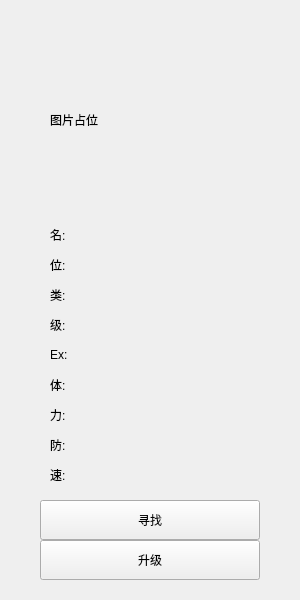
Qt form widget.ui (BuWH/Pokemon) before a commit.
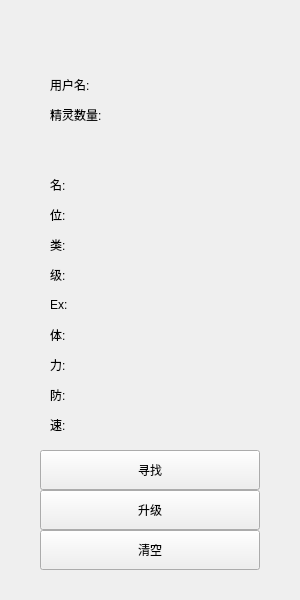
The same form after that commit.

Commit message: add creature id & add user test

```diff
--- a/widget.ui
+++ b/widget.ui
@@ -20,7 +20,7 @@
    <property name="geometry">
     <rect>
      <x>50</x>
-     <y>220</y>
+     <y>170</y>
      <width>200</width>
      <height>30</height>
     </rect>
@@ -39,7 +39,7 @@
    <property name="geometry">
     <rect>
      <x>50</x>
-     <y>280</y>
+     <y>230</y>
      <width>200</width>
      <height>30</height>
     </rect>
@@ -58,7 +58,7 @@
    <property name="geometry">
     <rect>
      <x>40</x>
-     <y>500</y>
+     <y>450</y>
      <width>220</width>
      <height>40</height>
     </rect>
@@ -71,7 +71,7 @@
    <property name="geometry">
     <rect>
      <x>40</x>
-     <y>540</y>
+     <y>490</y>
      <width>220</width>
      <height>40</height>
     </rect>
@@ -84,7 +84,7 @@
    <property name="geometry">
     <rect>
      <x>50</x>
-     <y>310</y>
+     <y>260</y>
      <width>200</width>
      <height>30</height>
     </rect>
@@ -103,7 +103,7 @@
    <property name="geometry">
     <rect>
      <x>50</x>
-     <y>370</y>
+     <y>320</y>
      <width>200</width>
      <height>30</height>
     </rect>
@@ -122,7 +122,7 @@
    <property name="geometry">
     <rect>
      <x>50</x>
-     <y>400</y>
+     <y>350</y>
      <width>200</width>
      <height>30</height>
     </rect>
@@ -141,7 +141,7 @@
    <property name="geometry">
     <rect>
      <x>50</x>
-     <y>340</y>
+     <y>290</y>
      <width>200</width>
      <height>30</height>
     </rect>
@@ -160,7 +160,7 @@
    <property name="geometry">
     <rect>
      <x>50</x>
-     <y>460</y>
+     <y>410</y>
      <width>200</width>
      <height>30</height>
     </rect>
@@ -179,7 +179,7 @@
    <property name="geometry">
     <rect>
      <x>50</x>
-     <y>430</y>
+     <y>380</y>
      <width>200</width>
      <height>30</height>
     </rect>
@@ -194,24 +194,11 @@
     <string>防:</string>
    </property>
   </widget>
-  <widget class="QLabel" name="creaturePortrait">
-   <property name="geometry">
-    <rect>
-     <x>50</x>
-     <y>20</y>
-     <width>200</width>
-     <height>200</height>
-    </rect>
-   </property>
-   <property name="text">
-    <string>图片占位</string>
-   </property>
-  </widget>
   <widget class="QLabel" name="id">
    <property name="geometry">
     <rect>
      <x>50</x>
-     <y>250</y>
+     <y>200</y>
      <width>200</width>
      <height>30</height>
     </rect>
@@ -226,6 +213,57 @@
     <string>位:</string>
    </property>
   </widget>
+  <widget class="QLabel" name="user_name">
+   <property name="geometry">
+    <rect>
+     <x>50</x>
+     <y>70</y>
+     <width>200</width>
+     <height>30</height>
+    </rect>
+   </property>
+   <property name="sizePolicy">
+    <sizepolicy hsizetype="Preferred" vsizetype="Preferred">
+     <horstretch>0</horstretch>
+     <verstretch>0</verstretch>
+    </sizepolicy>
+   </property>
+   <property name="text">
+    <string>用户名:</string>
+   </property>
+  </widget>
+  <widget class="QPushButton" name="clear">
+   <property name="geometry">
+    <rect>
+     <x>40</x>
+     <y>530</y>
+     <width>220</width>
+     <height>40</height>
+    </rect>
+   </property>
+   <property name="text">
+    <string>清空</string>
+   </property>
+  </widget>
+  <widget class="QLabel" name="creature_num">
+   <property name="geometry">
+    <rect>
+     <x>50</x>
+     <y>100</y>
+     <width>200</width>
+     <height>30</height>
+    </rect>
+   </property>
+   <property name="sizePolicy">
+    <sizepolicy hsizetype="Preferred" vsizetype="Preferred">
+     <horstretch>0</horstretch>
+     <verstretch>0</verstretch>
+    </sizepolicy>
+   </property>
+   <property name="text">
+    <string>精灵数量:</string>
+   </property>
+  </widget>
  </widget>
  <layoutdefault spacing="6" margin="11"/>
  <resources/>
```
The commit also changes 10 other files.
